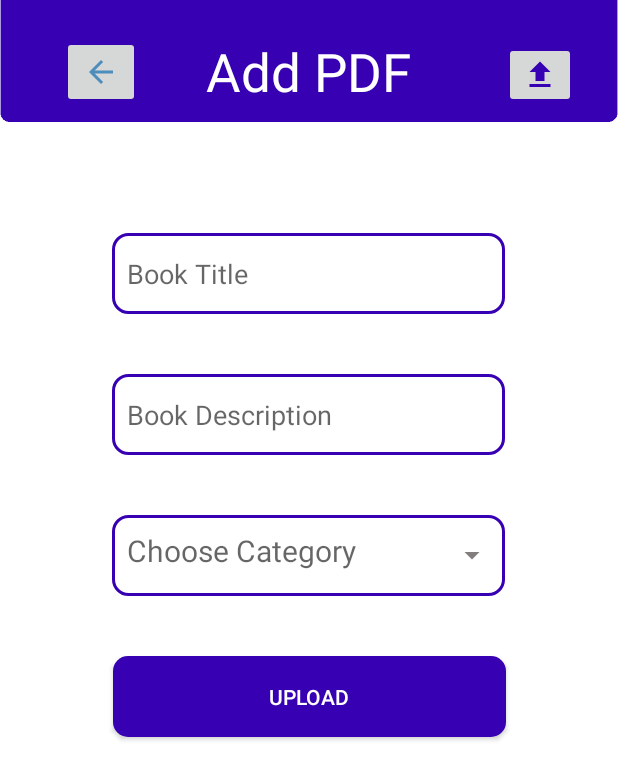
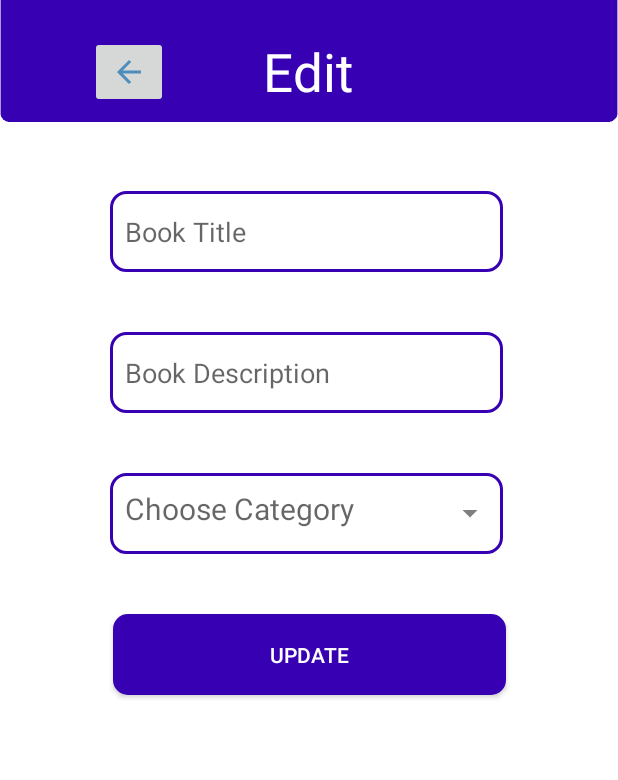
Before and after one commit to NguyenThanhHaiFresher/Final_Project, an Android app: the layout activity_pdf_edit.xml on its own in the app's theme, with its tools: preview values and no code run, on a phone screen of 412 x 824 dp. Shown: the top 780 px of the screen. Run offline under Robolectric (Android 15) with nearby library versions, the phone set to English and light mode, and no system bars.

Commit message:
Edit Delete Book

```diff
--- a/app/src/main/res/layout/activity_add_pdf.xml
+++ b/app/src/main/res/layout/activity_pdf_edit.xml
@@ -5,43 +5,14 @@
     android:layout_width="match_parent"
     android:layout_height="match_parent"
     android:background="@drawable/main"
-    tools:context=".AddPDF">
-
-    <TextView
-        android:id="@+id/Choose_category"
-        android:layout_width="262dp"
-        android:layout_height="54dp"
-        android:layout_marginTop="40dp"
-        android:hint="Choose Category"
-        android:inputType="textPersonName"
-        android:textSize="20dp"
-        android:padding="10dp"
-        android:background="@drawable/box"
-        android:drawableEnd="@drawable/ic_arrow_drop_down"
-        app:layout_constraintEnd_toEndOf="@+id/Book_Description"
-        app:layout_constraintStart_toStartOf="@+id/Book_Description"
-        app:layout_constraintTop_toBottomOf="@+id/Book_Description" />
-
-    <EditText
-        android:id="@+id/Book_Description"
-        android:layout_width="262dp"
-        android:layout_height="54dp"
-        android:layout_marginTop="40dp"
-        android:ems="10"
-        android:padding="10dp"
-        android:background="@drawable/box"
-        android:hint="Book Description"
-        android:inputType="textPersonName"
-        app:layout_constraintEnd_toEndOf="@+id/Book_Title"
-        app:layout_constraintStart_toStartOf="@+id/Book_Title"
-        app:layout_constraintTop_toBottomOf="@+id/Book_Title" />
+    tools:context=".PdfEditActivity">
 
     <TextView
         android:id="@+id/textView8"
         android:layout_width="wrap_content"
         android:layout_height="wrap_content"
         android:layout_marginTop="24dp"
-        android:text="Add PDF"
+        android:text="Edit"
         android:textColor="#FFFFFF"
         android:textSize="35dp"
         app:layout_constraintEnd_toEndOf="parent"
@@ -61,41 +32,59 @@
         app:srcCompat="@drawable/ic_back_arrow" />
 
     <EditText
-        android:id="@+id/Book_Title"
+        android:id="@+id/titleEt"
         android:layout_width="262dp"
         android:layout_height="54dp"
-        android:layout_marginTop="84dp"
+        android:layout_marginTop="56dp"
+        android:background="@drawable/box"
         android:ems="10"
-        android:background="@drawable/box"
-        android:padding="10dp"
         android:hint="Book Title"
         android:inputType="textPersonName"
+        android:padding="10dp"
         app:layout_constraintEnd_toEndOf="parent"
-        app:layout_constraintHorizontal_bias="0.496"
+        app:layout_constraintHorizontal_bias="0.489"
         app:layout_constraintStart_toStartOf="parent"
         app:layout_constraintTop_toBottomOf="@+id/textView8" />
 
+    <EditText
+        android:id="@+id/descriptionEt"
+        android:layout_width="262dp"
+        android:layout_height="54dp"
+        android:layout_marginTop="40dp"
+        android:ems="10"
+        android:padding="10dp"
+        android:background="@drawable/box"
+        android:hint="Book Description"
+        android:inputType="textMultiLine|textCapSentences"
+        app:layout_constraintEnd_toEndOf="@+id/titleEt"
+        app:layout_constraintStart_toStartOf="@+id/titleEt"
+        app:layout_constraintTop_toBottomOf="@+id/titleEt" />
+
+    <TextView
+        android:id="@+id/categoryTv"
+        android:layout_width="262dp"
+        android:layout_height="54dp"
+        android:layout_marginTop="40dp"
+        android:hint="Choose Category"
+        android:inputType="textPersonName"
+        android:textSize="20dp"
+        android:padding="10dp"
+        android:background="@drawable/box"
+        android:drawableEnd="@drawable/ic_arrow_drop_down"
+        app:layout_constraintEnd_toEndOf="@+id/descriptionEt"
+        app:layout_constraintStart_toStartOf="@+id/descriptionEt"
+        app:layout_constraintTop_toBottomOf="@+id/descriptionEt" />
+
     <Button
-        android:id="@+id/upload_pdf_btn"
+        android:id="@+id/submitBtn"
         android:layout_width="262dp"
         android:layout_height="54dp"
         android:layout_marginTop="40dp"
         android:background="@drawable/blue_btn"
-        android:text="UPLOAD"
+        android:text="UPDATE"
         android:textColor="#FFFFFF"
         app:layout_constraintEnd_toEndOf="parent"
         app:layout_constraintStart_toStartOf="parent"
-        app:layout_constraintTop_toBottomOf="@+id/Choose_category" />
+        app:layout_constraintTop_toBottomOf="@+id/categoryTv" />
 
-    <ImageButton
-        android:id="@+id/choose_pdf_btn"
-        android:layout_width="wrap_content"
-        android:layout_height="wrap_content"
-        android:layout_marginStart="60dp"
-        android:layout_marginTop="28dp"
-        app:layout_constraintEnd_toEndOf="parent"
-        app:layout_constraintHorizontal_bias="0.068"
-        app:layout_constraintStart_toEndOf="@+id/textView8"
-        app:layout_constraintTop_toTopOf="parent"
-        app:srcCompat="@drawable/ic_file_attach" />
 </androidx.constraintlayout.widget.ConstraintLayout>
```
Also changed, not shown: app/src/main/AndroidManifest.xml (+8 -2 lines), app/src/main/java/com/example/final_project/AdapterPdfAdmin.kt (+15 -0 lines), app/src/main/java/com/example/final_project/MyApplication.kt (+37 -0 lines), app/src/main/java/com/example/final_project/PdfEditActivity.kt (added, +182 -0 lines).
